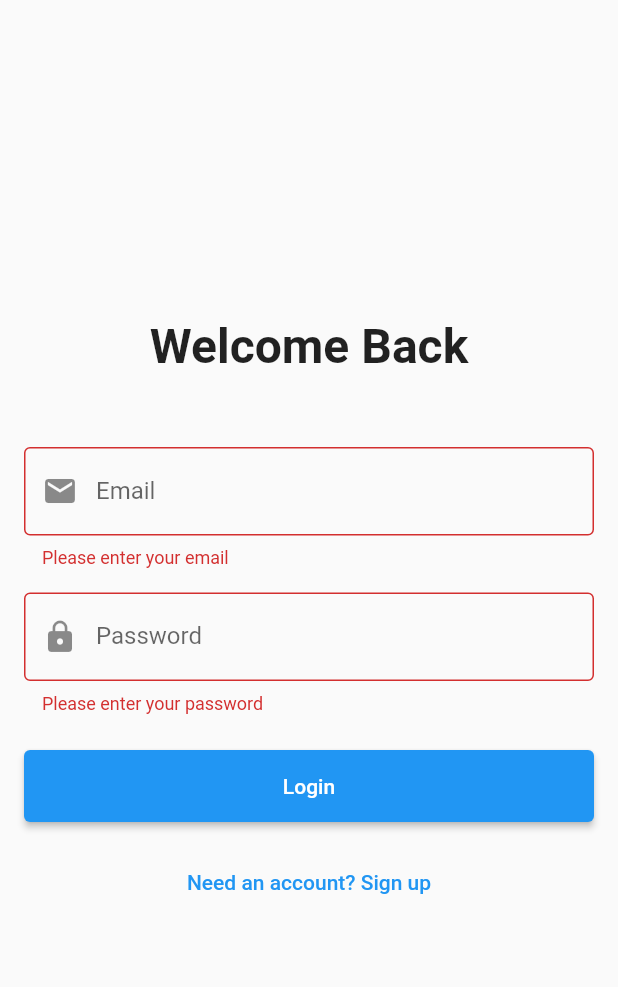
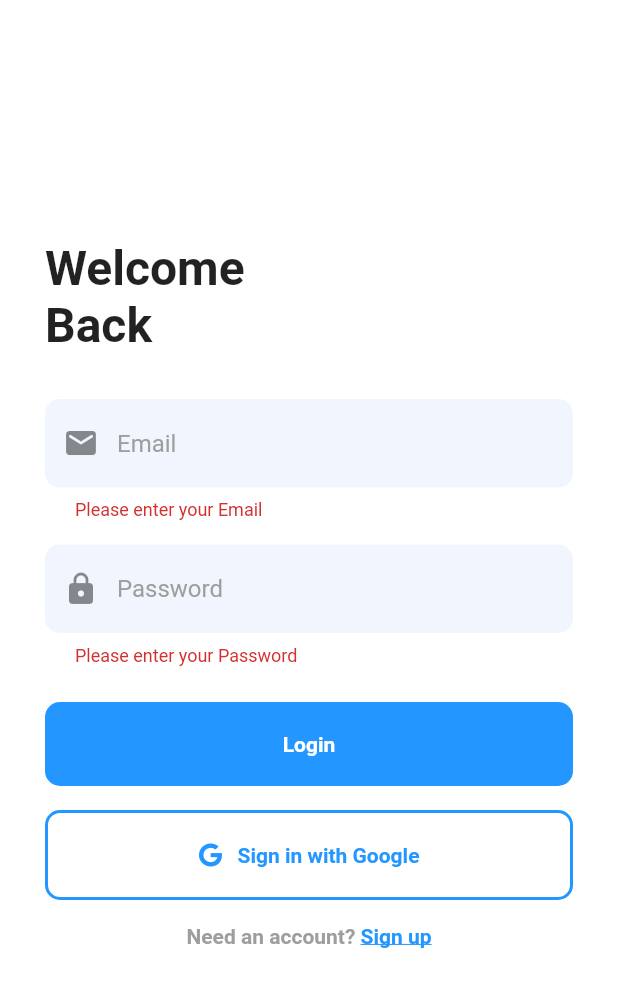
Before and after one commit to benouarAbdou/Locations_saver, a Flutter app: the screen it shows after launch, after a tap on "Login", on a phone screen of 412 x 824 dp. Shown: the top 987 px of the screen. Run offline on Flutter 3.47's test engine with Material 3 defaults, Android fonts, the phone set to English and light mode, and no system bars; our stand-ins replace firebase_auth, firebase_core, font_awesome_flutter, google_sign_in; accounts and stored records are empty.

Commit message:
signup/login google account

```diff
--- a/lib/main.dart
+++ b/lib/main.dart
@@ -15,6 +15,7 @@ class MyApp extends StatelessWidget {
   @override
   Widget build(BuildContext context) {
     return MaterialApp(
+      debugShowCheckedModeBanner: false,
       title: 'Locations saver',
       theme: ThemeData(
         useMaterial3: false,
--- a/lib/pages/authPage.dart
+++ b/lib/pages/authPage.dart
@@ -1,5 +1,7 @@
 import 'package:firebase_auth/firebase_auth.dart';
 import 'package:flutter/material.dart';
+import 'package:font_awesome_flutter/font_awesome_flutter.dart';
+import 'package:google_sign_in/google_sign_in.dart';
 
 class AuthPage extends StatefulWidget {
   const AuthPage({super.key});
@@ -14,6 +16,7 @@ class _AuthPageState extends State<AuthPage> {
   final _emailController = TextEditingController();
   final _passwordController = TextEditingController();
   final _auth = FirebaseAuth.instance;
+  final GoogleSignIn _googleSignIn = GoogleSignIn();
 
   void _toggleView() {
     setState(() {
@@ -49,13 +52,43 @@ class _AuthPageState extends State<AuthPage> {
     }
   }
 
+  Future<void> _signInWithGoogle() async {
+    try {
+      final GoogleSignInAccount? googleUser = await _googleSignIn.signIn();
+      if (googleUser == null) return;
+
+      final GoogleSignInAuthentication googleAuth =
+          await googleUser.authentication;
+      final OAuthCredential credential = GoogleAuthProvider.credential(
+        accessToken: googleAuth.accessToken,
+        idToken: googleAuth.idToken,
+      );
+
+      final UserCredential userCredential =
+          await _auth.signInWithCredential(credential);
+
+      ScaffoldMessenger.of(context).showSnackBar(
+        SnackBar(
+            content: Text(
+                'Signed in with Google: ${userCredential.user!.displayName}')),
+      );
+    } catch (e) {
+      print('Error signing in with Google: ${e.toString()}');
+      ScaffoldMessenger.of(context).showSnackBar(
+        SnackBar(
+            content: Text('Error signing in with Google: ${e.toString()}')),
+      );
+    }
+  }
+
   @override
   Widget build(BuildContext context) {
     return Scaffold(
+      backgroundColor: Colors.white,
       body: Center(
         child: SingleChildScrollView(
           child: Padding(
-            padding: const EdgeInsets.all(16.0),
+            padding: const EdgeInsets.all(30.0),
             child: Form(
               key: _formKey,
               child: Column(
@@ -63,58 +96,104 @@ class _AuthPageState extends State<AuthPage> {
                 crossAxisAlignment: CrossAxisAlignment.stretch,
                 children: <Widget>[
                   Text(
-                    _isLogin ? 'Welcome Back' : 'Create Account',
+                    _isLogin ? 'Welcome \nBack' : 'Create \nAccount',
                     style: const TextStyle(
                         fontSize: 32, fontWeight: FontWeight.bold),
-                    textAlign: TextAlign.center,
+                    textAlign: TextAlign.left,
                   ),
-                  const SizedBox(height: 48),
-                  TextFormField(
+                  const SizedBox(height: 30),
+                  MyTextField(
+                    hintText: 'Email',
+                    icon: const Icon(Icons.email_rounded),
+                    type: TextInputType.emailAddress,
+                    errorText: 'Please enter your Email',
                     controller: _emailController,
-                    decoration: const InputDecoration(
-                      labelText: 'Email',
-                      border: OutlineInputBorder(),
-                      prefixIcon: Icon(Icons.email),
-                    ),
-                    keyboardType: TextInputType.emailAddress,
-                    validator: (value) {
-                      if (value == null || value.isEmpty) {
-                        return 'Please enter your email';
-                      }
-                      return null;
-                    },
                   ),
                   const SizedBox(height: 16),
-                  TextFormField(
+                  MyTextField(
+                    hintText: 'Password',
+                    icon: const Icon(Icons.lock_rounded),
+                    type: TextInputType.visiblePassword,
+                    errorText: 'Please enter your Password',
                     controller: _passwordController,
-                    decoration: const InputDecoration(
-                      labelText: 'Password',
-                      border: OutlineInputBorder(),
-                      prefixIcon: Icon(Icons.lock),
-                    ),
-                    obscureText: true,
-                    validator: (value) {
-                      if (value == null || value.isEmpty) {
-                        return 'Please enter your password';
-                      }
-                      return null;
-                    },
                   ),
                   const SizedBox(height: 24),
-                  ElevatedButton(
-                    style: ElevatedButton.styleFrom(
-                      padding: const EdgeInsets.symmetric(vertical: 16),
+                  GestureDetector(
+                    onTap: _submitForm,
+                    child: Container(
+                      padding: const EdgeInsets.all(20),
+                      decoration: BoxDecoration(
+                          color: const Color(0xFF2496ff),
+                          borderRadius: BorderRadius.circular(10)),
+                      child: Text(
+                        _isLogin ? 'Login' : 'Sign Up',
+                        textAlign: TextAlign.center,
+                        style: const TextStyle(
+                            color: Colors.white, fontWeight: FontWeight.bold),
+                      ),
                     ),
-                    onPressed: _submitForm,
-                    child: Text(_isLogin ? 'Login' : 'Sign Up'),
                   ),
                   const SizedBox(height: 16),
+                  GestureDetector(
+                    onTap: _signInWithGoogle,
+                    child: Container(
+                      padding: const EdgeInsets.all(20),
+                      decoration: BoxDecoration(
+                          color: Colors.white,
+                          borderRadius: BorderRadius.circular(10),
+                          border: Border.all(
+                            width: 2,
+                            color: const Color(0xFF2496ff),
+                          )),
+                      child: const Row(
+                        mainAxisAlignment: MainAxisAlignment.center,
+                        children: [
+                          Icon(
+                            FontAwesomeIcons.google,
+                            size: 16,
+                            color: Color(0xFF2496ff),
+                          ),
+                          SizedBox(width: 10),
+                          Text(
+                            'Sign in with Google',
+                            style: TextStyle(
+                              color: Color(0xFF2496ff),
+                              fontWeight: FontWeight.bold,
+                            ),
+                          ),
+                        ],
+                      ),
+                    ),
+                  ),
                   TextButton(
+                    style: ElevatedButton.styleFrom(
+                      splashFactory: NoSplash.splashFactory,
+                    ),
                     onPressed: _toggleView,
-                    child: Text(_isLogin
-                        ? 'Need an account? Sign up'
-                        : 'Have an account? Log in'),
+                    child: RichText(
+                      text: TextSpan(
+                        children: [
+                          TextSpan(
+                            text: _isLogin
+                                ? 'Need an account? '
+                                : 'Have an account? ',
+                            style: const TextStyle(
+                                color: Colors.grey,
+                                fontWeight: FontWeight.bold),
+                          ),
+                          TextSpan(
+                            text: _isLogin ? 'Sign up' : 'Log in',
+                            style: const TextStyle(
+                              color: Color(0xFF2496ff),
+                              fontWeight: FontWeight.bold,
+                              decoration: TextDecoration.underline,
+                            ),
+                          ),
+                        ],
+                      ),
+                    ),
                   ),
+                  const SizedBox(height: 16),
                 ],
               ),
             ),
@@ -124,3 +203,47 @@ class _AuthPageState extends State<AuthPage> {
     );
   }
 }
+
+class MyTextField extends StatelessWidget {
+  final TextEditingController controller;
+  final String hintText;
+  final Icon icon;
+  final TextInputType type;
+  final String errorText;
+
+  const MyTextField({
+    Key? key,
+    required this.controller,
+    required this.hintText,
+    required this.icon,
+    required this.type,
+    required this.errorText,
+  }) : super(key: key);
+
+  @override
+  Widget build(BuildContext context) {
+    return TextFormField(
+      controller: controller,
+      decoration: InputDecoration(
+        hintText: hintText,
+        hintStyle: const TextStyle(color: Colors.grey), // Hint text color
+        filled: true, // To make the background filled
+        fillColor: const Color(0xFFf0f5fe), // Background color
+        border: OutlineInputBorder(
+          borderRadius: BorderRadius.circular(10.0), // Rounded corners
+          borderSide: BorderSide.none, // No border
+        ),
+        contentPadding: const EdgeInsets.symmetric(
+            vertical: 20.0, horizontal: 20.0), // Padding inside the field
+        prefixIcon: icon, // Icon inside the field
+      ),
+      keyboardType: type,
+      validator: (value) {
+        if (value == null || value.isEmpty) {
+          return errorText;
+        }
+        return null;
+      },
+    );
+  }
+}
--- a/pubspec.yaml
+++ b/pubspec.yaml
@@ -37,6 +37,9 @@ dependencies:
   flutter_launcher_icons: ^0.13.1
   firebase_core: ^2.4.0
   firebase_auth: ^4.2.0
+  figma_squircle: ^0.5.3
+  font_awesome_flutter: ^10.7.0
+  google_sign_in: ^6.2.1
 
 dev_dependencies:
   flutter_test:
```
Also changed, not shown: pubspec.lock, 1 other file.
